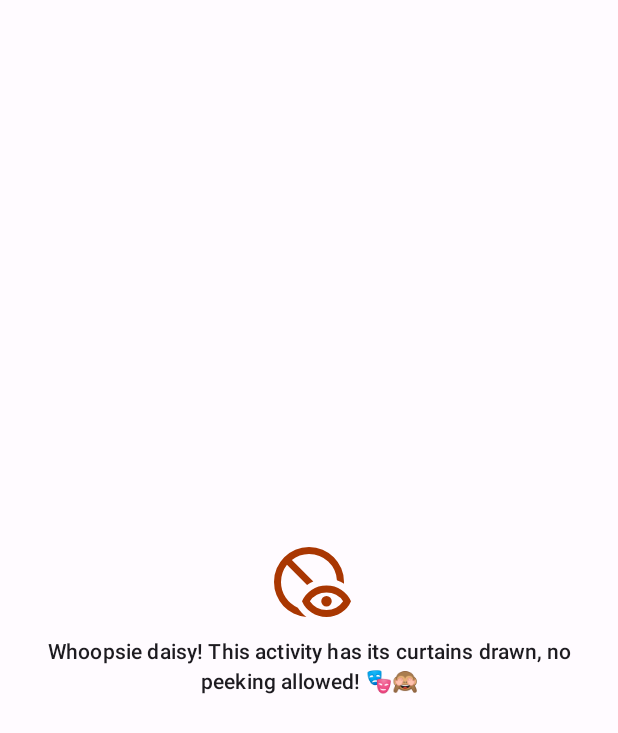
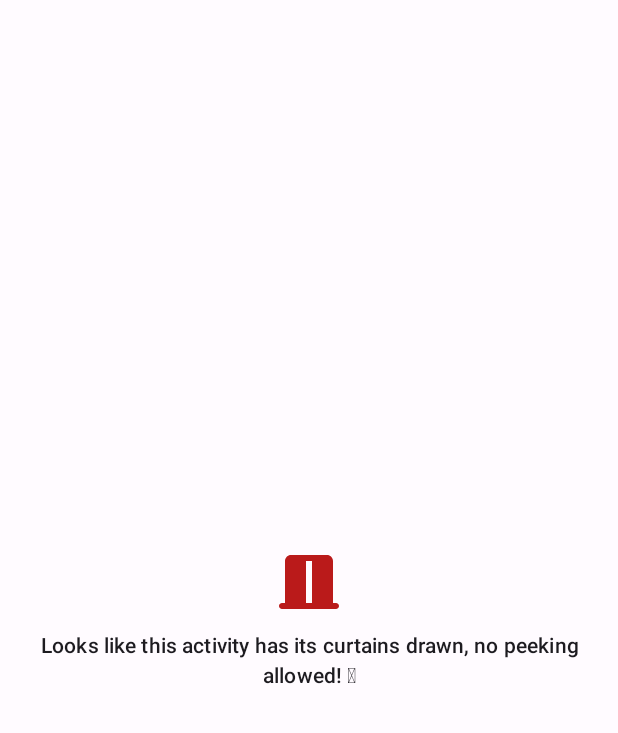
Before and after one commit to DrHowdyDoo/LayoutInspector, an Android app: the layout hierarchy_view.xml on its own in the app's theme, with its tools: preview values and no code run, on a phone screen of 412 x 824 dp. Shown: the top 733 px of the screen. Run offline under Robolectric (Android 15) with nearby library versions, the phone set to English and light mode, and no system bars.

Commit message:
- Bug fix - UI Improvements - Arrow label box color changed to fully opaque to increase readability on bright backgrounds

```diff
--- a/app/build.gradle.kts
+++ b/app/build.gradle.kts
@@ -10,8 +10,8 @@ android {
         applicationId = "com.drhowdydoo.layoutinspector"
         minSdk = 29
         targetSdk = 36
-        versionCode = 9
-        versionName = "1.2.0"
+        versionCode = 10
+        versionName = "1.2.1"
 
         testInstrumentationRunner = "androidx.test.runner.AndroidJUnitRunner"
     }
--- a/app/src/main/java/com/drhowdydoo/layoutinspector/service/AssistSession.java
+++ b/app/src/main/java/com/drhowdydoo/layoutinspector/service/AssistSession.java
@@ -232,6 +232,8 @@ public class AssistSession extends VoiceInteractionSession {
             if (insets.getSystemWindowInsetTop() == 0) Utils.statusBarOffset = -mAssistantView.visibleDisplayFrame.top;
             if (assistStructure == null) {
                 hierarchy.clear();
+                Utils.viewNodeRectMap.clear();
+                viewPagerAdapter.clearSelectedViewNodePosition();
             } else {
                 hierarchy = Utils.displayViewHierarchy(assistStructure);
             }
@@ -309,6 +311,10 @@ public class AssistSession extends VoiceInteractionSession {
             @SuppressLint("ClickableViewAccessibility")
             @Override
             public boolean onTouch(View v, MotionEvent event) {
+                if (hierarchy.isEmpty()) {
+                    viewPagerAdapter.showFunctionalityUnavailableIndicator();
+                    return false;
+                }
                 if (oldX != (int) event.getX() && oldY != (int) event.getY()) {
                     viewNodeWrapperStack.clear();
                     ViewNodeWrapper viewNodeWrapper = getTreeNodeByCoordinates((int) event.getX(), (int) event.getY());
--- a/app/src/main/java/com/drhowdydoo/layoutinspector/util/DistanceArrowDrawer.java
+++ b/app/src/main/java/com/drhowdydoo/layoutinspector/util/DistanceArrowDrawer.java
@@ -33,13 +33,11 @@ public class DistanceArrowDrawer {
         textBoxPaint.setStyle(Paint.Style.FILL);
         textBoxPaint.setAntiAlias(true);
         textBoxPaint.setColor(paintColor);
-        textBoxPaint.setAlpha(75);
     }
 
     public static void notifyPaintChange(int color, float width){
         ArrowDrawer.notifyPaintChange(color, width);
         textBoxPaint.setColor(color);
-        textBoxPaint.setAlpha(70);
     }
 
     public static void onDraw(Canvas canvas, Context context) {
--- /dev/null
+++ b/app/src/main/res/drawable/round_curtains_closed_24.xml
@@ -0,0 +1,5 @@
+<vector xmlns:android="http://schemas.android.com/apk/res/android" android:height="48dp" android:tint="#000000" android:viewportHeight="24" android:viewportWidth="24" android:width="48dp">
+
+    <path android:fillColor="@android:color/white" android:pathData="M20,19V5c0,-1.1 -0.9,-2 -2,-2H6C4.9,3 4,3.9 4,5v14H3c-0.55,0 -1,0.45 -1,1v0c0,0.55 0.45,1 1,1h18c0.55,0 1,-0.45 1,-1v0c0,-0.55 -0.45,-1 -1,-1H20zM11,5h2v14h-2V5z"/>
+
+</vector>
--- a/app/src/main/res/drawable/rounded_disabled_visible_24.xml
+++ /dev/null
@@ -1,10 +0,0 @@
-<vector xmlns:android="http://schemas.android.com/apk/res/android"
-    android:height="56dp" android:tint="?colorPrimary"
-    android:viewportHeight="960"
-    android:viewportWidth="960"
-    android:width="56dp">
-
-    <path android:fillColor="@android:color/white"
-        android:pathData="M450,879Q372,873 304.5,840Q237,807 187,753.5Q137,700 108.5,629.5Q80,559 80,480Q80,397 111.5,324Q143,251 197,197Q251,143 324,111.5Q397,80 480,80Q563,80 636,111.5Q709,143 763,197Q817,251 848.5,324Q880,397 880,480Q880,485 880,489.5Q880,494 880,499Q863,488 840.5,477.5Q818,467 799,460Q791,334 699.5,247Q608,160 480,160Q424,160 374.5,178Q325,196 284,228L529,473Q510,481 492.5,491.5Q475,502 458,514L228,284Q196,325 178,374.5Q160,424 160,480Q160,579 213.5,657.5Q267,736 352,773Q370,801 397,830Q424,859 450,879ZM680,800Q739,800 789.5,773Q840,746 870,700Q840,654 789.5,627Q739,600 680,600Q621,600 570.5,627Q520,654 490,700Q520,746 570.5,773Q621,800 680,800ZM680,880Q584,880 508.5,829.5Q433,779 400,700Q433,621 508.5,570.5Q584,520 680,520Q776,520 851.5,570.5Q927,621 960,700Q927,779 851.5,829.5Q776,880 680,880ZM680,760Q655,760 637.5,742.5Q620,725 620,700Q620,675 637.5,657.5Q655,640 680,640Q705,640 722.5,657.5Q740,675 740,700Q740,725 722.5,742.5Q705,760 680,760Z"/>
-
-</vector>
--- a/app/src/main/res/layout/hierarchy_view.xml
+++ b/app/src/main/res/layout/hierarchy_view.xml
@@ -10,6 +10,8 @@
             android:id="@+id/recycler_view"
             android:layout_width="match_parent"
             android:layout_height="match_parent"
+            android:paddingTop="12dp"
+            android:clipToPadding="true"
             android:scrollbars="vertical|horizontal"
             android:scrollbarThumbVertical="@drawable/scroll_thumb"
             android:scrollbarThumbHorizontal="@drawable/scroll_thumb"/>
@@ -26,6 +28,7 @@
             android:drawablePadding="8dp"
             android:textAppearance="@style/TextAppearance.Material3.LabelLarge"
             android:text="@string/empty_treeview_msg"
-            android:drawableTop="@drawable/rounded_disabled_visible_24" />
+            android:drawableTop="@drawable/round_curtains_closed_24"
+            android:drawableTint="?colorError" />
 
 </FrameLayout>
--- a/app/src/main/res/layout/settings_layout.xml
+++ b/app/src/main/res/layout/settings_layout.xml
@@ -84,7 +84,9 @@
                                 android:layout_marginStart="8dp"
                                 android:layout_gravity="center_vertical"
                                 android:textStyle="bold"
-                                android:textAppearance="@style/TextAppearance.Material3.LabelMedium"/>
+                                android:textAppearance="@style/TextAppearance.Material3.LabelMedium"
+                                android:drawableEnd="@drawable/rounded_arrow_drop_down_24"
+                                android:drawableTint="?colorOnBackground" />
 
                         </LinearLayout>
 
--- a/app/src/main/res/values/strings.xml
+++ b/app/src/main/res/values/strings.xml
@@ -10,5 +10,5 @@
     <string name="info_step_4">Enable Use screenshot (Optional)</string>
     <string name="btn_open_assist_setting">Open Default Digital Assistant App Settings</string>
     <string name="gesture_instruction_info">Looks like you\'re all set 👍\n\nNow you can activate the layout inspector like google assistant.\nJust swipe up from a bottom corner to invoke Layout inspector if you are using gesture navigation otherwise you can press and hold Home button.</string>
-    <string name="empty_treeview_msg">Whoopsie daisy! This activity has its curtains drawn, no peeking allowed! 🎭🙈 </string>
+    <string name="empty_treeview_msg">Looks like this activity has its curtains drawn, no peeking allowed! 🫣 </string>
 </resources>
```
Also changed, not shown: app/src/main/java/com/drhowdydoo/layoutinspector/adapter/ViewPagerAdapter.java (+33 -14 lines), app/src/main/res/layout/component_view.xml (+15 -0 lines).
